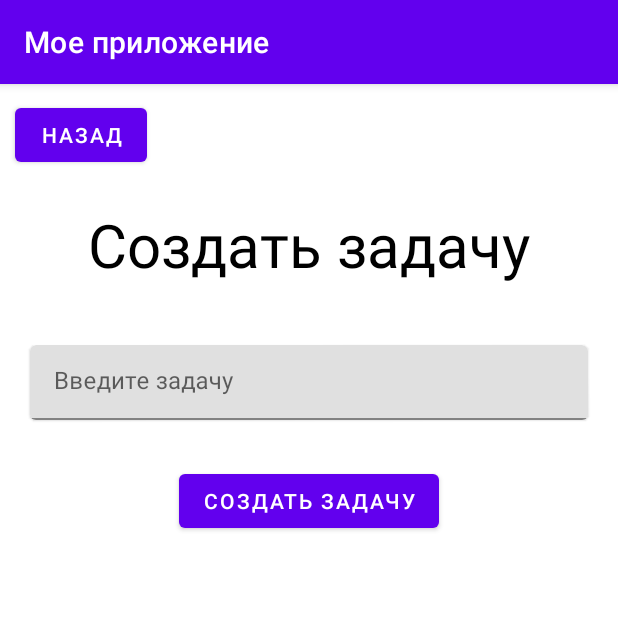
After one commit to AmirKakDela/kotlin_todo-app, an Android app: the TaskFormFragment screen opened through its navigation route, on a phone screen of 412 x 824 dp, the top half of it. The commit adds this screen. Run offline under Robolectric (Android 15) with nearby library versions, the phone set to English and light mode, and no system bars; our stand-ins replace Firebase (no records; nobody signed in at launch, a user with empty details on screens opened directly); 1 statement that could not run was skipped.

Commit message:
Save task done

```diff
--- a/app/build.gradle
+++ b/app/build.gradle
@@ -44,6 +44,7 @@ dependencies {
     implementation 'com.google.firebase:firebase-database:20.1.0'
     implementation 'com.google.firebase:firebase-auth:21.1.0'
     implementation 'androidx.constraintlayout:constraintlayout:2.1.4'
+    implementation 'com.google.firebase:firebase-common-ktx:20.3.2'
     testImplementation 'junit:junit:4.13.2'
     androidTestImplementation 'androidx.test.ext:junit:1.1.5'
     androidTestImplementation 'androidx.test.espresso:espresso-core:3.5.1'
--- a/app/src/main/java/com/example/myapplication/fragments/HomeFragment.kt
+++ b/app/src/main/java/com/example/myapplication/fragments/HomeFragment.kt
@@ -9,6 +9,7 @@ import androidx.navigation.NavController
 import androidx.navigation.Navigation
 import com.example.myapplication.R
 import com.example.myapplication.databinding.FragmentHomeBinding
+import com.example.myapplication.databinding.FragmentTaskFormBinding
 import com.google.firebase.auth.FirebaseAuth
 
 class HomeFragment : Fragment() {
@@ -26,9 +27,12 @@ class HomeFragment : Fragment() {
 
     override fun onViewCreated(view: View, savedInstanceState: Bundle?) {
         super.onViewCreated(view, savedInstanceState)
+        binding.logoutBtn.setOnClickListener {
+            logout()
+        }
 
-        binding.logout.setOnClickListener {
-            logout()
+        binding.addTodo.setOnClickListener {
+            navController.navigate(R.id.action_homeFragment_to_taskFormFragment)
         }
 
         init(view)
--- /dev/null
+++ b/app/src/main/java/com/example/myapplication/fragments/TaskFormFragment.kt
@@ -0,0 +1,97 @@
+package com.example.myapplication.fragments
+
+import android.os.Bundle
+import androidx.fragment.app.Fragment
+import android.view.LayoutInflater
+import android.view.View
+import android.view.ViewGroup
+import android.widget.Toast
+import androidx.navigation.NavController
+import androidx.navigation.Navigation
+import com.example.myapplication.R
+import com.example.myapplication.databinding.FragmentTaskFormBinding
+import com.example.myapplication.utils.models.TodoData
+import com.google.android.material.textfield.TextInputEditText
+import com.google.firebase.auth.FirebaseAuth
+import com.google.firebase.database.DatabaseReference
+import com.google.firebase.database.FirebaseDatabase
+
+
+class TaskFormFragment : Fragment() {
+    private lateinit var mAuth: FirebaseAuth
+    private lateinit var binding: FragmentTaskFormBinding
+    private lateinit var navController: NavController
+    private lateinit var database: DatabaseReference
+    private var todoData: TodoData? = null
+    private lateinit var auth: FirebaseAuth
+    private lateinit var authId: String
+
+    companion object {
+        const val TAG = "TaskFormFragment"
+
+        @JvmStatic
+        fun newInstance(taskId: String, task: String) =
+            TaskFormFragment().apply {
+                arguments = Bundle().apply {
+                    putString("taskId", taskId)
+                    putString("task", task)
+                }
+            }
+    }
+
+    override fun onCreateView(
+        inflater: LayoutInflater, container: ViewGroup?,
+        savedInstanceState: Bundle?
+    ): View {
+        binding = FragmentTaskFormBinding.inflate(inflater, container, false)
+        return binding.root
+    }
+
+    override fun onViewCreated(view: View, savedInstanceState: Bundle?) {
+        super.onViewCreated(view, savedInstanceState)
+        init(view)
+
+        binding.back.setOnClickListener {
+            navController.navigate(R.id.action_taskFormFragment_to_homeFragment)
+        }
+
+        binding.addTodoBtn.setOnClickListener {
+            val todoTitle = binding.taskTitle.text.toString()
+            if (!todoTitle.isNotEmpty()) {
+                Toast.makeText(context, "Empty title", Toast.LENGTH_SHORT).show()
+                return@setOnClickListener
+            }
+            if (todoData == null) {
+                saveTask(todoTitle, binding.taskTitle)
+            }
+        }
+    }
+
+
+    private fun init(view: View) {
+        mAuth = FirebaseAuth.getInstance()
+        navController = Navigation.findNavController(view)
+        auth = FirebaseAuth.getInstance()
+        authId = auth.currentUser!!.uid
+        database = FirebaseDatabase.getInstance().reference.child("Tasks").child(authId)
+    }
+
+    // todo = todo: Todo
+    private fun saveTask(todoTitle: String, todoEdit: TextInputEditText) {
+        database
+            .push().setValue(todoTitle)
+            .addOnCompleteListener {
+                if (it.isSuccessful) {
+                    Toast.makeText(context, "Task Added Successfully", Toast.LENGTH_SHORT).show()
+                    todoEdit.text = null
+                } else {
+                    Toast.makeText(context, it.exception.toString(), Toast.LENGTH_SHORT).show()
+                }
+            }
+    }
+
+    // todo = todo: Todo
+    fun updateTask(todo: String, todoEdit: TextInputEditText) {
+        TODO("Not yet implemented")
+    }
+}
--- /dev/null
+++ b/app/src/main/java/com/example/myapplication/utils/models/TodoData.kt
@@ -0,0 +1,3 @@
+package com.example.myapplication.utils.models
+
+data class TodoData(var taskId:String, var task:String)
--- /dev/null
+++ b/app/src/main/res/layout/fragment_task_form.xml
@@ -0,0 +1,69 @@
+<?xml version="1.0" encoding="utf-8"?>
+<androidx.constraintlayout.widget.ConstraintLayout xmlns:android="http://schemas.android.com/apk/res/android"
+    xmlns:app="http://schemas.android.com/apk/res-auto"
+    xmlns:tools="http://schemas.android.com/tools"
+    android:layout_width="match_parent"
+    android:layout_height="match_parent"
+    tools:context=".fragments.TaskFormFragment">
+
+    <com.google.android.material.button.MaterialButton
+        android:id="@+id/back"
+        android:layout_width="wrap_content"
+        android:layout_height="wrap_content"
+        android:layout_marginStart="10dp"
+        android:layout_marginTop="10dp"
+        android:text="@string/back"
+        app:layout_constraintStart_toStartOf="parent"
+        app:layout_constraintTop_toTopOf="parent" />
+
+    <TextView
+        android:id="@+id/addTodo"
+        android:layout_width="wrap_content"
+        android:layout_height="wrap_content"
+        android:layout_marginTop="80dp"
+        android:text="@string/create_task"
+        android:textColor="@color/black"
+        android:textSize="40sp"
+        app:layout_constraintEnd_toEndOf="parent"
+        app:layout_constraintStart_toStartOf="parent"
+        app:layout_constraintTop_toTopOf="parent"
+        tools:ignore="MissingConstraints" />
+
+    <com.google.android.material.card.MaterialCardView
+        android:id="@+id/card1"
+        android:layout_width="match_parent"
+        android:layout_height="50dp"
+        android:layout_gravity="center"
+        android:layout_marginStart="20dp"
+        android:layout_marginTop="40dp"
+        android:layout_marginEnd="20dp"
+        app:cardBackgroundColor="@color/cardview_light_background"
+        app:cardCornerRadius="4dp"
+        app:layout_constraintEnd_toEndOf="parent"
+        app:layout_constraintStart_toStartOf="parent"
+        app:layout_constraintTop_toBottomOf="@+id/addTodo">
+
+        <com.google.android.material.textfield.TextInputLayout
+            android:layout_width="match_parent"
+            android:layout_height="50dp">
+
+            <com.google.android.material.textfield.TextInputEditText
+                android:id="@+id/taskTitle"
+                android:layout_width="match_parent"
+                android:layout_height="match_parent"
+                android:hint="@string/enter_task"
+                android:inputType="textEmailAddress" />
+        </com.google.android.material.textfield.TextInputLayout>
+    </com.google.android.material.card.MaterialCardView>
+
+    <com.google.android.material.button.MaterialButton
+        android:id="@+id/addTodoBtn"
+        android:layout_width="wrap_content"
+        android:layout_height="wrap_content"
+        android:layout_marginTop="30dp"
+        android:text="@string/create_task"
+        app:layout_constraintEnd_toEndOf="parent"
+        app:layout_constraintStart_toStartOf="parent"
+        app:layout_constraintTop_toBottomOf="@+id/card1" />
+
+</androidx.constraintlayout.widget.ConstraintLayout>
--- a/app/src/main/res/navigation/nav_graph.xml
+++ b/app/src/main/res/navigation/nav_graph.xml
@@ -49,5 +49,18 @@
         <action
             android:id="@+id/action_homeFragment_to_signInFragment"
             app:destination="@id/signInFragment" />
+        <action
+            android:id="@+id/action_homeFragment_to_taskFormFragment"
+            app:destination="@id/taskFormFragment" />
+    </fragment>
+
+    <fragment
+        android:id="@+id/taskFormFragment"
+        android:name="com.example.myapplication.fragments.TaskFormFragment"
+        android:label="fragment_task_form"
+        tools:layout="@layout/fragment_task_form" >
+        <action
+            android:id="@+id/action_taskFormFragment_to_homeFragment"
+            app:destination="@id/homeFragment" />
     </fragment>
 </navigation>
--- a/app/src/main/res/values/strings.xml
+++ b/app/src/main/res/values/strings.xml
@@ -14,4 +14,7 @@
     <string name="goToSignin">Есть аккаунт? Войдите</string>
     <string name="create_task">Создать задачу</string>
     <string name="enter_task_title">Введите название задачи</string>
+    <string name="todo">Задача</string>
+    <string name="enter_task">Введите задачу</string>
+    <string name="back">Назад</string>
 </resources>
```
Also changed, not shown: 1 other file.
